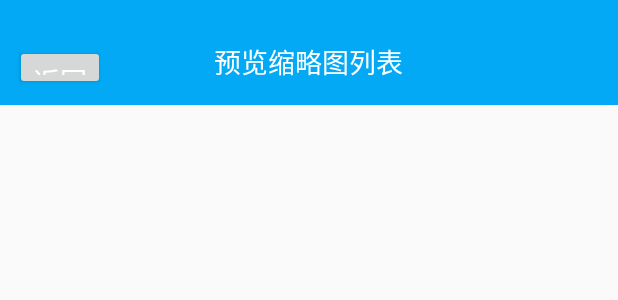
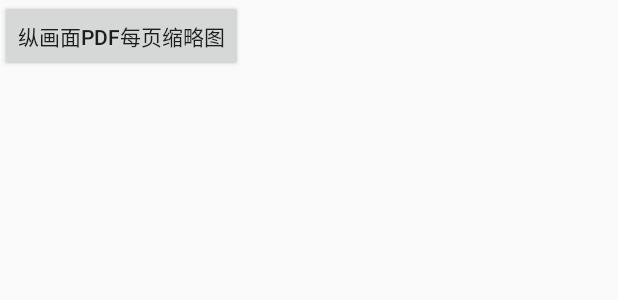
Before and after one commit to crystalyf/PdfiumDemo, an Android app: the layout activity_main.xml on its own in the app's theme, with its tools: preview values and no code run, on a phone screen of 412 x 824 dp. Shown: the top 300 px of the screen. Run offline under Robolectric (Android 15) with nearby library versions, the phone set to English and light mode, and no system bars; network calls fail.

Commit message:
调整UI类别

```diff
--- a/app/src/main/AndroidManifest.xml
+++ b/app/src/main/AndroidManifest.xml
@@ -18,6 +18,9 @@
                 <category android:name="android.intent.category.LAUNCHER" />
             </intent-filter>
         </activity>
+        <activity android:name=".ThumbnailActivity">
+
+        </activity>
     </application>
 
 </manifest>
--- a/app/src/main/java/com/change/preview/GridAdapter.java
+++ b/app/src/main/java/com/change/preview/VerticalGridAdapter.java
@@ -18,7 +18,7 @@ import com.shockwave.pdfium.PdfiumCore;
  * 作者：齐行超
  * 日期：2019.08.08
  */
-public class GridAdapter extends RecyclerView.Adapter<GridAdapter.GridViewHolder> {
+public class VerticalGridAdapter extends RecyclerView.Adapter<VerticalGridAdapter.GridViewHolder> {
 
     Context context;
     PdfiumCore pdfiumCore;
@@ -27,7 +27,7 @@ public class GridAdapter extends RecyclerView.Adapter<GridAdapter.GridViewHolder
     int totalPageNum;
 
 
-    public GridAdapter(Context context, PdfiumCore pdfiumCore, PdfDocument pdfDocument, String pdfName, int totalPageNum) {
+    public VerticalGridAdapter(Context context, PdfiumCore pdfiumCore, PdfDocument pdfDocument, String pdfName, int totalPageNum) {
         this.context = context;
         this.pdfiumCore = pdfiumCore;
         this.pdfDocument = pdfDocument;
@@ -37,7 +37,7 @@ public class GridAdapter extends RecyclerView.Adapter<GridAdapter.GridViewHolder
 
     @Override
     public GridViewHolder onCreateViewHolder(ViewGroup parent, int viewType) {
-        View view = LayoutInflater.from(context).inflate(R.layout.grid_item, null);
+        View view = LayoutInflater.from(context).inflate(R.layout.grid_item_vertical, null);
         return new GridViewHolder(view);
     }
 
--- a/app/src/main/res/layout/activity_main.xml
+++ b/app/src/main/res/layout/activity_main.xml
@@ -1,43 +1,16 @@
 <?xml version="1.0" encoding="utf-8"?>
 <LinearLayout xmlns:android="http://schemas.android.com/apk/res/android"
+    xmlns:app="http://schemas.android.com/apk/res-auto"
     xmlns:tools="http://schemas.android.com/tools"
     android:layout_width="match_parent"
     android:layout_height="match_parent"
     android:orientation="vertical"
     tools:context=".MainActivity">
 
-    <RelativeLayout
-        android:id="@+id/rl_top"
-        android:layout_width="match_parent"
-        android:layout_height="70dp"
-        android:layout_alignParentTop="true"
-        android:background="#03a9f5">
-
-        <Button
-            android:id="@+id/btn_back"
-            android:layout_width="60dp"
-            android:layout_height="30dp"
-            android:layout_alignParentBottom="true"
-            android:layout_marginLeft="10dp"
-            android:layout_marginBottom="10dp"
-            android:text="返回"
-            android:textColor="#ffffff"
-            android:textSize="18sp" />
-
-        <TextView
-            android:layout_width="wrap_content"
-            android:layout_height="wrap_content"
-            android:layout_alignParentBottom="true"
-            android:layout_centerHorizontal="true"
-            android:layout_marginBottom="15dp"
-            android:text="预览缩略图列表"
-            android:textColor="#ffffff"
-            android:textSize="18sp" />
-    </RelativeLayout>
-
-    <androidx.recyclerview.widget.RecyclerView
-        android:id="@+id/rv_trumbnail"
-        android:layout_width="match_parent"
-        android:layout_height="match_parent" />
+    <Button
+        android:id="@+id/btn_vertical_thumbnail"
+        android:layout_width="wrap_content"
+        android:layout_height="wrap_content"
+        android:text="纵画面PDF每页缩略图"/>
 
 </LinearLayout>
```
Also changed, not shown: app/src/main/java/com/change/pdfiumdemo/MainActivity.java (+16 -123 lines), app/src/main/java/com/change/pdfiumdemo/ThumbnailActivity.java (added, +144 -0 lines), app/src/main/res/layout/activity_thumbnail.xml (added, +43 -0 lines), app/src/main/res/layout/grid_item_vertical.xml (renamed from app/src/main/res/layout/grid_item.xml).
